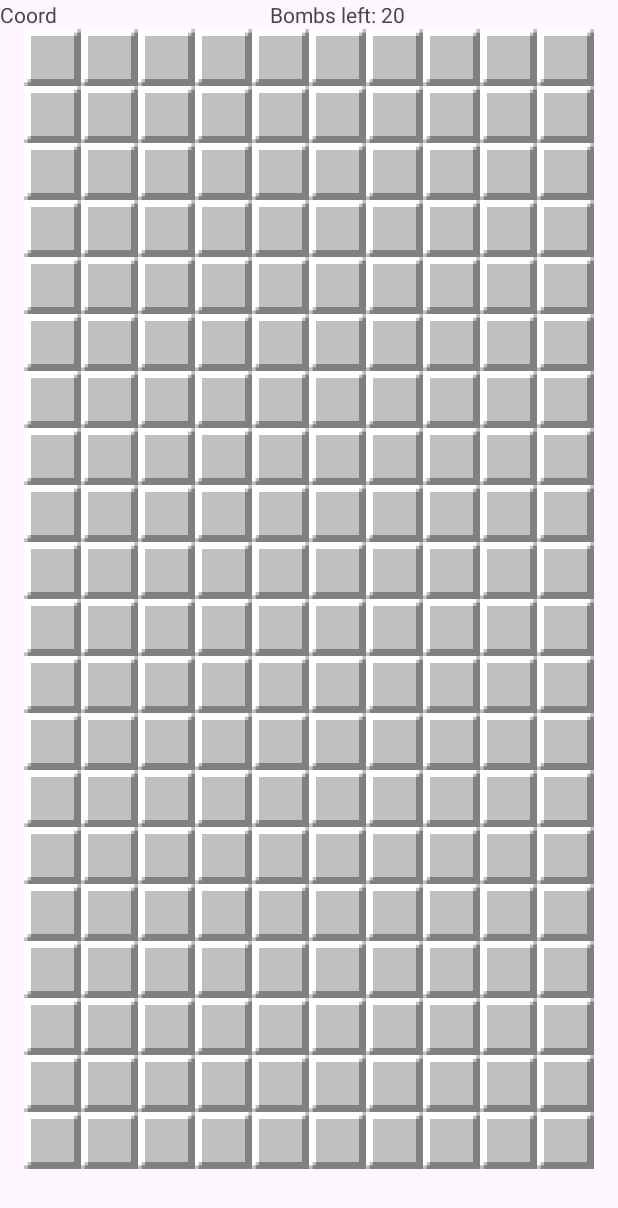
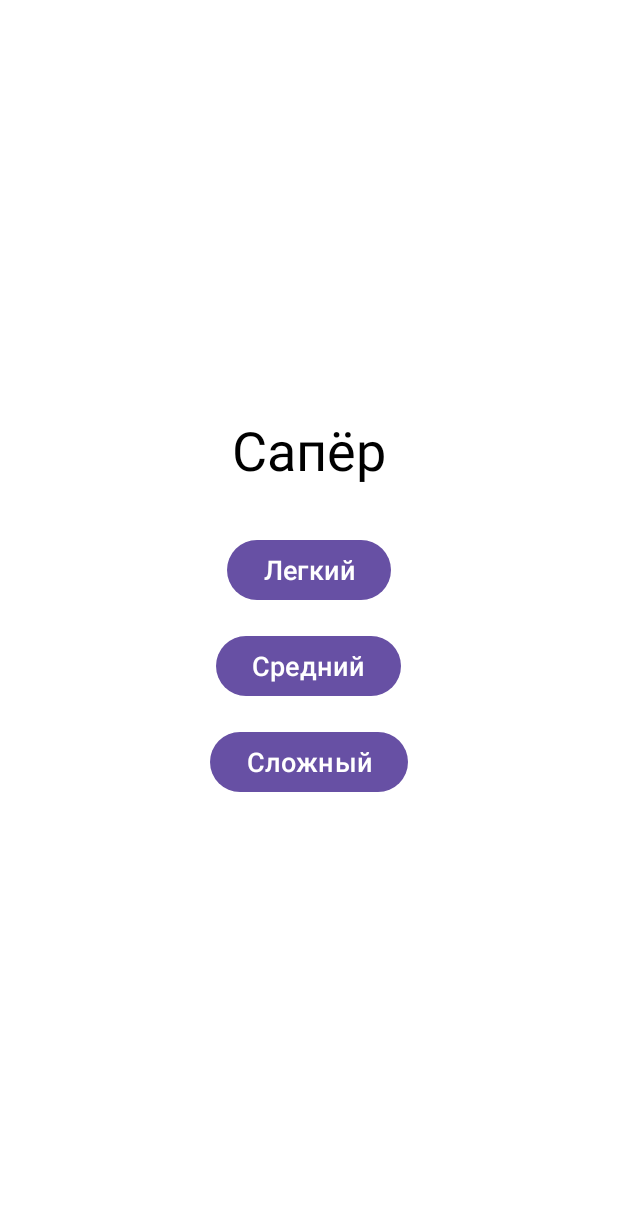
Before and after one commit to pro100ruslan4ik/minesweeper, an Android app: the screen it shows after launch (MainActivity before the commit, MenuActivity after it), on a phone screen of 412 x 824 dp. Shown: the top 1208 px of the screen. Run offline under Robolectric (Android 15) with nearby library versions, the phone set to English and light mode, and no system bars.

Commit message:
Изменить оформление текстовых полей, добавить активность меню, добавить в меню 3 сложности (в будующем возможно будет убрано)

```diff
--- /dev/null
+++ b/app/src/main/java/com/rus/minesweeper/MenuActivity.java
@@ -0,0 +1,63 @@
+package com.rus.minesweeper;
+
+import android.content.Intent;
+import android.os.Bundle;
+import androidx.appcompat.app.AppCompatActivity;
+
+import android.view.View;
+import android.widget.Button;
+
+public class MenuActivity extends AppCompatActivity {
+
+    private Button easyGameButton;
+    private Button mediumGameButton;
+    private Button hardGameButton;
+
+    @Override
+    protected void onCreate(Bundle savedInstanceState) {
+        super.onCreate(savedInstanceState);
+        setContentView(R.layout.activity_menu);
+
+        initializeViews();
+        setupListeners();
+    }
+
+    private void initializeViews()
+    {
+        easyGameButton =  findViewById(R.id.easy_game_button);
+        mediumGameButton =  findViewById(R.id.medium_game_button);
+        hardGameButton =  findViewById(R.id.hard_game_button);
+
+    }
+    private void setupListeners()
+    {
+        easyGameButton.setOnClickListener(new View.OnClickListener() {
+            @Override
+            public void onClick(View v) {
+                Intent intent = new Intent(MenuActivity.this, GameActivity.class);
+                intent.putExtra("difficulty",1);
+                startActivity(intent);
+            }
+        });
+
+        mediumGameButton.setOnClickListener(new View.OnClickListener() {
+            @Override
+            public void onClick(View v) {
+                Intent intent = new Intent(MenuActivity.this, GameActivity.class);
+                intent.putExtra("difficulty",2);
+                startActivity(intent);
+            }
+        });
+
+        hardGameButton.setOnClickListener(new View.OnClickListener() {
+            @Override
+            public void onClick(View v) {
+                Intent intent = new Intent(MenuActivity.this, GameActivity.class);
+                intent.putExtra("difficulty",3);
+                startActivity(intent);
+            }
+        });
+
+    }
+
+}
--- /dev/null
+++ b/app/src/main/res/layout/activity_menu.xml
@@ -0,0 +1,47 @@
+<?xml version="1.0" encoding="utf-8"?>
+<LinearLayout xmlns:android="http://schemas.android.com/apk/res/android"
+    android:layout_width="match_parent"
+    android:layout_height="match_parent"
+    android:orientation="vertical"
+    android:gravity="center"
+    android:padding="16dp"
+    android:background="@color/white">
+
+    <!-- Название игры -->
+    <TextView
+        android:layout_width="wrap_content"
+        android:layout_height="wrap_content"
+        android:text="Сапёр"
+        android:textSize="36sp"
+        android:textColor="@android:color/black"
+        android:layout_marginBottom="32dp"
+        android:gravity="center" />
+
+    <!-- Кнопка для легкого уровня -->
+    <Button
+        android:id="@+id/easy_game_button"
+        android:layout_width="wrap_content"
+        android:layout_height="wrap_content"
+        android:text="Легкий"
+        android:textSize="18sp"
+        android:layout_marginBottom="16dp" />
+
+    <!-- Кнопка для среднего уровня -->
+    <Button
+        android:id="@+id/medium_game_button"
+        android:layout_width="wrap_content"
+        android:layout_height="wrap_content"
+        android:text="Средний"
+        android:textSize="18sp"
+        android:layout_marginBottom="16dp" />
+
+    <!-- Кнопка для сложного уровня -->
+    <Button
+        android:id="@+id/hard_game_button"
+        android:layout_width="wrap_content"
+        android:layout_height="wrap_content"
+        android:text="Сложный"
+        android:textSize="18sp"
+        android:layout_marginBottom="16dp" />
+
+</LinearLayout>
```
Also changed, not shown: app/src/main/AndroidManifest.xml (+6 -1 lines), app/src/main/java/com/rus/minesweeper/GameActivity.java (renamed from app/src/main/java/com/rus/minesweeper/MainActivity.java, +29 -4 lines), app/src/main/res/layout/activity_game.xml (renamed from app/src/main/res/layout/activity_main.xml, +10 -2 lines).
